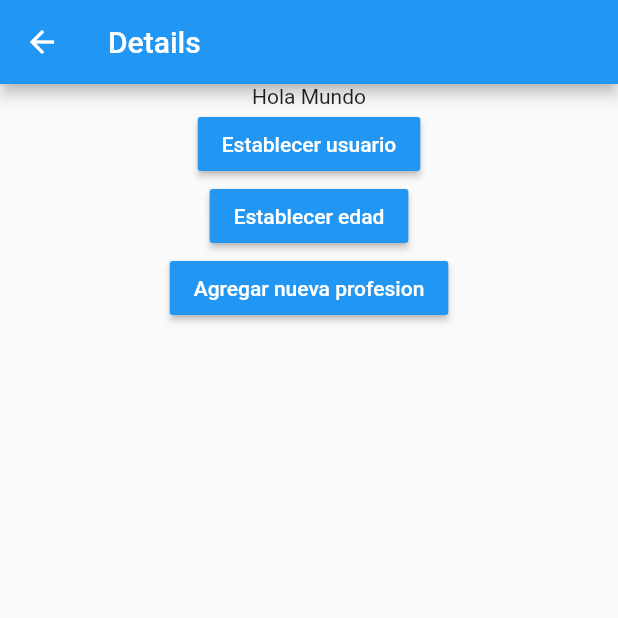
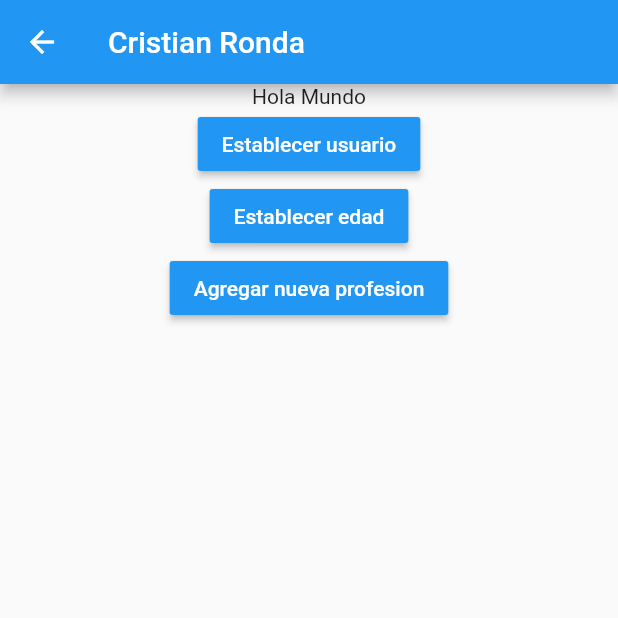
Before and after one commit to CrisRonda/Flutter-Singleton-Bloc-Cubit-Provider, a Flutter app: the DetailsPage screen opened by its route, after a tap on "Establecer usuario", on a phone screen of 412 x 824 dp, the top half of it. Run offline on Flutter 3.47's test engine with Material 2 defaults, Android fonts, the phone set to English and light mode, and no system bars; our stand-ins replace flutter_bloc.

```diff
--- /dev/null
+++ b/lib/bloc/user/user_bloc.dart
@@ -0,0 +1,34 @@
+import 'package:flutter/material.dart';
+import 'package:flutter_bloc/flutter_bloc.dart';
+import 'package:states/models/user.dart';
+
+part 'user_state.dart';
+part 'user_events.dart';
+
+class UserBloc extends Bloc<UserEvents, UserState> {
+  UserBloc() : super(UserState());
+
+  @override
+  Stream<UserState> mapEventToState(UserEvents event) async* {
+    if (event is ActiveUser) {
+      yield state.copyWith(user: event.user);
+    }
+    if (event is ChangeAge) {
+      yield state.copyWith(user: state.user!.copyWith(age: event.age));
+    }
+
+    if (event is AddProfession) {
+      final updatedProfession = [
+        ...state.user!.professions,
+        "Profession ${state.user!.professions.length + 1}"
+      ];
+
+      yield state.copyWith(
+          user: state.user!.copyWith(professions: updatedProfession));
+    }
+
+    if (event is DeleteUser) {
+      yield state.initialState();
+    }
+  }
+}
--- /dev/null
+++ b/lib/bloc/user/user_events.dart
@@ -0,0 +1,24 @@
+part of 'user_bloc.dart';
+
+@immutable
+abstract class UserEvents {}
+
+class ActiveUser extends UserEvents {
+  final User user;
+
+  ActiveUser(this.user);
+}
+
+class ChangeAge extends UserEvents {
+  final int age;
+  ChangeAge(this.age);
+}
+
+class AddProfession extends UserEvents {
+  AddProfession();
+}
+
+
+class DeleteUser extends UserEvents {
+  DeleteUser();
+}
--- /dev/null
+++ b/lib/bloc/user/user_state.dart
@@ -0,0 +1,15 @@
+part of 'user_bloc.dart';
+
+class UserState {
+  late bool existUser;
+  User? user;
+
+  UserState({User? newUser}) {
+    user = newUser ?? null;
+    existUser = (newUser != null);
+  }
+
+  UserState copyWith({User? user}) => UserState(newUser: user ?? this.user);
+
+  UserState initialState() => new UserState(newUser: null);
+}
--- a/lib/pages/details_page.dart
+++ b/lib/pages/details_page.dart
@@ -1,18 +1,33 @@
 import 'package:flutter/material.dart';
+import 'package:flutter_bloc/flutter_bloc.dart';
+
+import 'package:states/bloc/user/user_bloc.dart';
+import 'package:states/models/user.dart';
 
 class DetailsPage extends StatelessWidget {
   @override
   Widget build(BuildContext context) {
+    final userBloc = BlocProvider.of<UserBloc>(context);
     return Scaffold(
       appBar: AppBar(
-        title: Text("Details"),
+        title: BlocBuilder<UserBloc, UserState>(
+          builder: (_, state) {
+            return Text(state.existUser ? state.user!.name : "Details");
+          },
+        ),
       ),
       body: Center(
         child: Column(
           children: [
             Text('Hola Mundo'),
             MaterialButton(
-              onPressed: () {},
+              onPressed: () {
+                final user = new User(
+                    name: "Cristian Ronda",
+                    age: 32,
+                    professions: ["Developer"]);
+                userBloc.add(ActiveUser(user));
+              },
               child: Text("Establecer usuario",
                   style: TextStyle(
                     color: Colors.white,
@@ -20,7 +35,9 @@ class DetailsPage extends StatelessWidget {
               color: Colors.blue,
             ),
             MaterialButton(
-              onPressed: () {},
+              onPressed: () {
+                userBloc.add(ChangeAge(56));
+              },
               child: Text("Establecer edad",
                   style: TextStyle(
                     color: Colors.white,
@@ -28,7 +45,9 @@ class DetailsPage extends StatelessWidget {
               color: Colors.blue,
             ),
             MaterialButton(
-              onPressed: () {},
+              onPressed: () {
+                userBloc.add(AddProfession());
+              },
               child: Text("Agregar nueva profesion",
                   style: TextStyle(
                     color: Colors.white,
--- a/lib/pages/home_page.dart
+++ b/lib/pages/home_page.dart
@@ -1,4 +1,7 @@
 import 'package:flutter/material.dart';
+import 'package:flutter_bloc/flutter_bloc.dart';
+import 'package:states/bloc/user/user_bloc.dart';
+import 'package:states/models/user.dart';
 
 class HomePage extends StatelessWidget {
   @override
@@ -6,16 +9,31 @@ class HomePage extends StatelessWidget {
     return Scaffold(
         appBar: AppBar(
           title: Text("Home"),
+          actions: [
+            IconButton(
+                onPressed: () {
+                  BlocProvider.of<UserBloc>(context).add(DeleteUser());
+                },
+                icon: Icon(Icons.delete))
+          ],
         ),
         floatingActionButton: FloatingActionButton(
             child: Icon(Icons.ac_unit),
             onPressed: () => Navigator.pushNamed(context, 'details')),
-      body: UserDetails(),
-    );
+        body: BlocBuilder<UserBloc, UserState>(builder: (_, state) {
+          if (state.existUser) {
+            return UserDetails(state.user!);
+          }
+          return Center(child: Text("No existe informacion"));
+        }));
   }
 }
 
 class UserDetails extends StatelessWidget {
+  final User user;
+
+  const UserDetails(this.user) : super();
+
   @override
   Widget build(BuildContext context) {
     return Container(
@@ -32,10 +50,10 @@ class UserDetails extends StatelessWidget {
           ),
           Divider(),
           ListTile(
-            title: Text("Nombre"),
+            title: Text(this.user.name),
           ),
           ListTile(
-            title: Text("Edad"),
+            title: Text(this.user.age.toString()),
           ),
           Text(
             'Profesiones',
@@ -43,12 +61,15 @@ class UserDetails extends StatelessWidget {
                 color: Colors.amber, fontSize: 19, fontWeight: FontWeight.w800),
           ),
           Divider(),
-          ListTile(
-            title: Text("Profesion 1"),
+          ...this
+              .user
+              .professions
+              .map(
+                (item) => ListTile(
+                  title: Text(item),
                 ),
-          ListTile(
-            title: Text("Profesion 2"),
-          ),
+              )
+              .toList()
         ],
       ),
     );
--- a/pubspec.yaml
+++ b/pubspec.yaml
@@ -28,6 +28,8 @@ dependencies:
   # The following adds the Cupertino Icons font to your application.
   # Use with the CupertinoIcons class for iOS style icons.
   cupertino_icons: ^1.0.2
+  flutter_bloc: ^7.0.1
+  bloc: ^7.0.0
 
 dev_dependencies:
   flutter_test:
```
Also changed, not shown: lib/main.dart (+12 -1 lines), lib/models/user.dart (+8 -2 lines), pubspec.lock. Lines whose indentation alone changed are shown as unchanged.
